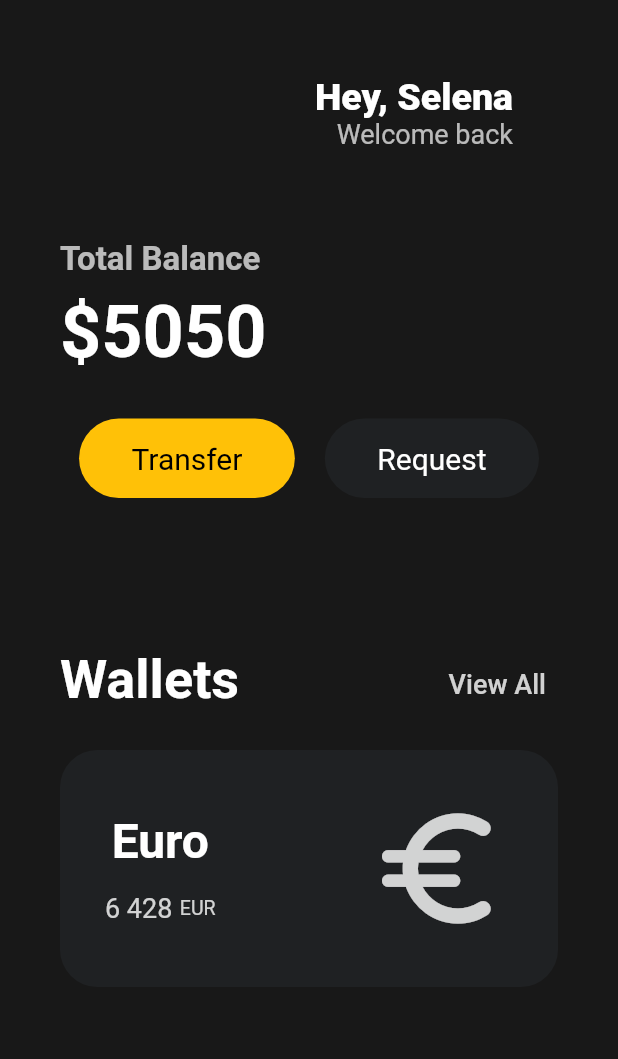
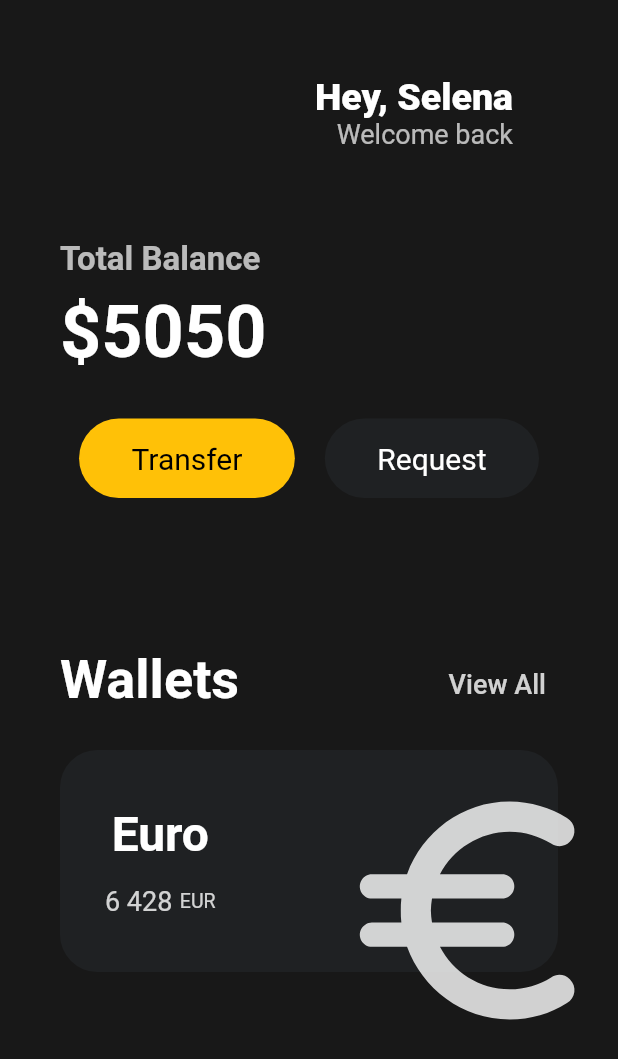
Before and after one commit to Tokitaka/flutter_wallet_ui, a Flutter app: the screen it shows after launch, on a phone screen of 412 x 824 dp. Shown: the top 1059 px of the screen. Run offline on Flutter 3.47's test engine with Material 2 defaults, Android fonts, the light colour scheme and no system bars.

Commit message:
overflow - Transform.scale

```diff
--- a/lib/main.dart
+++ b/lib/main.dart
@@ -156,8 +156,14 @@ class MyApp extends StatelessWidget {
                           ),
                         ],
                       ),
-                      Icon(Icons.euro_rounded,
-                          color: Colors.white.withOpacity(0.8), size: 98),
+                      Transform.scale(
+                        scale: 2.2,
+                        child: Transform.translate(
+                          offset: Offset(8, 15),
+                          child: Icon(Icons.euro_rounded,
+                              color: Colors.white.withOpacity(0.8), size: 88),
+                        ),
+                      ),
                     ],
                   ),
                 ),
```
